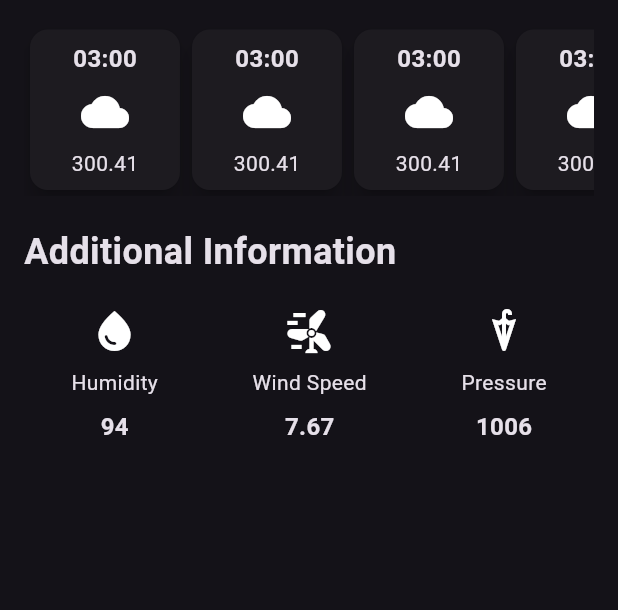
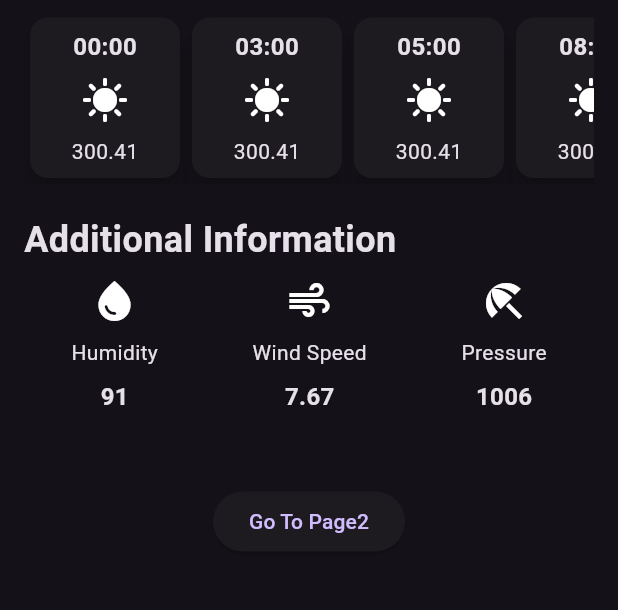
Before and after one commit to hmdlyeva/WeatherApp, a Flutter app: the screen it shows after launch, on a phone screen of 412 x 824 dp, the part 497-1107 px from its top. Run offline on Flutter 3.47's test engine with Material 3 defaults, Android fonts, the phone set to English and light mode, and no system bars; network calls fail.

```diff
--- /dev/null
+++ b/lib/additional_info_item.dart
@@ -0,0 +1,32 @@
+import 'package:flutter/material.dart';
+
+class AdditionalInfoItem extends StatelessWidget {
+  final IconData icon;
+  final String label;
+  final String value;
+  const AdditionalInfoItem({
+    super.key,
+    required this.icon,
+    required this.label,
+    required this.value,
+  });
+
+  @override
+  Widget build(BuildContext context) {
+    return Column(
+      children: [
+        Icon(
+          icon,
+          size: 32,
+        ),
+        SizedBox(height: 8),
+        Text(label),
+        SizedBox(height: 8),
+        Text(
+          value,
+          style: TextStyle(fontSize: 16, fontWeight: FontWeight.bold),
+        )
+      ],
+    );
+  }
+}
--- a/lib/hourly_forecast_item.dart
+++ b/lib/hourly_forecast_item.dart
@@ -1 +1,47 @@
 import 'package:flutter/material.dart';
+
+class HourlyForecastItem extends StatelessWidget {
+  final String time;
+  final String temperature;
+  // final IconData icon;
+  const HourlyForecastItem({
+    super.key,
+    required this.time,
+    required this.temperature,
+    // required this.icon
+  });
+
+  @override
+  Widget build(BuildContext context) {
+    return Card(
+      elevation: 6,
+      child: Container(
+        width: 100,
+        padding: const EdgeInsets.all(8.0),
+        decoration: BoxDecoration(borderRadius: BorderRadius.circular(12)),
+        child: Column(children: [
+          Text(
+            time,
+            style: const TextStyle(
+              fontSize: 16,
+              fontWeight: FontWeight.bold,
+            ),
+          ),
+          const SizedBox(
+            height: 8,
+          ),
+          const Icon(
+            Icons.sunny,
+            size: 32,
+          ),
+          const SizedBox(
+            height: 8,
+          ),
+          Text(
+            temperature,
+          ),
+        ]),
+      ),
+    );
+  }
+}
--- a/lib/main.dart
+++ b/lib/main.dart
@@ -1,4 +1,5 @@
 import 'package:flutter/material.dart';
+import 'package:weather_app/page2.dart';
 import 'package:weather_app/weather_screen.dart';
 
 void main() {
@@ -14,6 +15,10 @@ class MyApp extends StatelessWidget {
       theme: ThemeData.dark(useMaterial3: true),
       debugShowCheckedModeBanner: false,
       home: const WeatherScreen(),
+      routes: {
+        'homepage':(context) => const WeatherScreen(),
+        'page2':(context) =>  const Page2(),
+      }
     );
   }
 }
--- a/lib/weather_screen.dart
+++ b/lib/weather_screen.dart
@@ -1,10 +1,53 @@
+import 'dart:convert';
 import 'dart:ui';
-
+import 'package:http/http.dart' as http;
 // import 'package:flutter/foundation.dart';
 import 'package:flutter/material.dart';
+import 'package:weather_app/additional_info_item.dart';
+import 'package:weather_app/hourly_forecast_item.dart';
+// import 'package:weather_app/page2.dart';
 
-class WeatherScreen extends StatelessWidget {
+class WeatherScreen extends StatefulWidget {
   const WeatherScreen({super.key});
+
+  @override
+  State<WeatherScreen> createState() => _WeatherScreenState();
+}
+
+class _WeatherScreenState extends State<WeatherScreen> {
+  List datas = [];
+
+  @override
+  void initState() {
+    super.initState();
+    getCurrentWeather();
+  }
+
+  Future getCurrentWeather() async {
+    try {
+      final res = await http
+          .get(Uri.parse('https://userapideployda.onrender.com/users'));
+
+      final data = jsonDecode(res.body);
+
+      for (int i = 0; i < data.length; i++) {
+        datas.add(data[i]);
+      }
+
+      // if (data['name'] == 'hamida') {
+      //   print(data['name']);
+      // } else {
+      //   print('olmadi');
+      // }
+      // print(data[1]['name']);
+      // print(data[1]['surname']);
+      // print(data[1]['wishlist']);
+      // print(data.length);
+    } catch (e) {
+      throw e;
+    }
+    // print(res.body);
+  }
 
   @override
   Widget build(BuildContext context) {
@@ -23,7 +66,9 @@ class WeatherScreen extends StatelessWidget {
               icon: const Icon(Icons.refresh))
         ],
       ),
-      body: Padding(
+      body: SingleChildScrollView(
+        scrollDirection: Axis.vertical,
+        child: Padding(
           padding: const EdgeInsets.all(16.0),
           child: Column(
             crossAxisAlignment: CrossAxisAlignment.start,
@@ -87,16 +132,18 @@ class WeatherScreen extends StatelessWidget {
                   fontWeight: FontWeight.bold,
                 ),
               ),
-            const SizedBox(height: 16),
+              const SizedBox(height: 8),
               const SingleChildScrollView(
                 scrollDirection: Axis.horizontal,
                 child: Row(
                   children: [
-                  HourlyForecastItem(),
-                  HourlyForecastItem(),
-                  HourlyForecastItem(),
-                  HourlyForecastItem(),
-                  HourlyForecastItem(),
+                    HourlyForecastItem(time: '00:00', temperature: '300.41'),
+                    HourlyForecastItem(time: '03:00', temperature: '300.41'),
+                    HourlyForecastItem(time: '05:00', temperature: '300.41'),
+                    HourlyForecastItem(time: '08:00', temperature: '300.41'),
+                    HourlyForecastItem(time: '14:00', temperature: '300.41'),
+                    HourlyForecastItem(time: '18:00', temperature: '300.41'),
+                    HourlyForecastItem(time: '21:00', temperature: '300.41'),
                   ],
                 ),
               ),
@@ -111,107 +158,131 @@ class WeatherScreen extends StatelessWidget {
                   fontWeight: FontWeight.bold,
                 ),
               ),
-            const SizedBox(height: 20),
+              const SizedBox(height: 8),
 
               const Row(
                 mainAxisAlignment: MainAxisAlignment.spaceAround,
                 children: [
-                Column(
+                  AdditionalInfoItem(
+                    icon: Icons.water_drop,
+                    label: 'Humidity',
+                    value: '91',
+                  ),
+                  AdditionalInfoItem(
+                    icon: Icons.air,
+                    label: 'Wind Speed',
+                    value: '7.67',
+                  ),
+                  AdditionalInfoItem(
+                    icon: Icons.beach_access,
+                    label: 'Pressure',
+                    value: '1006',
+                  ),
+                ],
+              ),
+              const SizedBox(
+                height: 16,
+              ),
+
+              SingleChildScrollView(
+                scrollDirection: Axis.horizontal,
+                child: Row(
+                  children: datas.map((data) {
+                    return Card(
+                      elevation: 6,
+                      child: Container(
+                        width: 100,
+                        padding: const EdgeInsets.all(8.0),
+                        decoration: BoxDecoration(
+                          borderRadius: BorderRadius.circular(12),
+                        ),
+                        child: Column(
                           children: [
-                    Icon(
-                      Icons.water_drop,
-                      size: 32,
+                            Text(
+                              '${data['name']}',
+                              style: const TextStyle(
+                                fontSize: 16,
+                                fontWeight: FontWeight.bold,
+                              ),
                             ),
                             SizedBox(height: 8),
-                    Text('Humidity'),
+                            Text(
+                              '${data['surname']}',
+                              style: const TextStyle(
+                                fontSize: 16,
+                                fontWeight: FontWeight.bold,
+                              ),
+                              maxLines: 1,
+                              overflow: TextOverflow.ellipsis,
+                            ),
+                          ],
+                        ),
+                      ),
+                    );
+                  }).toList(),
+                ),
+              ),
+
+              const SizedBox(
+                height: 16,
+              ),
+
+              SingleChildScrollView(
+                scrollDirection: Axis.horizontal,
+                child: Row(
+                  children: datas.map((data) {
+                    return Card(
+                      elevation: 6,
+                      child: Container(
+                        width: 120,
+                        padding: const EdgeInsets.all(8.0),
+                        decoration: BoxDecoration(
+                          borderRadius: BorderRadius.circular(12),
+                        ),
+                        child: Column(
+                          children: [
+                            Text(
+                              '${data['password']}',
+                              style: const TextStyle(
+                                fontSize: 16,
+                                fontWeight: FontWeight.bold,
+                              ),
+                            ),
                             SizedBox(height: 8),
                             Text(
-                      '94',
-                      style:
-                          TextStyle(fontSize: 16, fontWeight: FontWeight.bold),
+                              '${data['username']}',
+                              style: const TextStyle(
+                                fontSize: 16,
+                                fontWeight: FontWeight.bold,
+                              ),
+                              maxLines: 1,
+                              overflow: TextOverflow.ellipsis,
+                            ),
+                          ],
+                        ),
+                      ),
+                    );
+                  }).toList(),
+                ),
+              ),
+
+              const SizedBox(
+                height: 16,
+              ),
+              Center(
+                child: ElevatedButton(
+                  child: const Text('Go To Page2'),
+                  onPressed: () {
+                    // Navigator.push(context,
+                    //     MaterialPageRoute(builder: (context) => Page2()));
+                    Navigator.pushNamed(context, 'page2');
+                  },
+                ),
               )
             ],
           ),
-                Column(
-                  children: [
-                    Icon(
-                      Icons.wind_power,
-                      size: 32,
-                    ),
-                     SizedBox(height: 8),
-                    Text('Wind Speed'),
-                     SizedBox(height: 8),
-                    Text(
-                      '7.67',
-                      style:
-                          TextStyle(fontSize: 16, fontWeight: FontWeight.bold),
-                    )
-                  ],
-                ),
-                Column(
-                  children: [
-                    Icon(
-                      Icons.umbrella,
-                      size: 32,
-                    ),
-                     SizedBox(height: 8),
-                    Text('Pressure'),
-                     SizedBox(height: 8),
-                    Text(
-                      '1006',
-                      style:
-                          TextStyle(fontSize: 16, fontWeight: FontWeight.bold),
-                    )
-                  ],
-                )
-              ],
-            )
-          ],
         ),
       ),
     );
   }
 }
-
-class HourlyForecastItem extends StatefulWidget {
-  const HourlyForecastItem({super.key});
-
-  @override
-  State<HourlyForecastItem> createState() => _HourlyForecastItemState();
-}
-
-class _HourlyForecastItemState extends State<HourlyForecastItem> {
-  @override
-  Widget build(BuildContext context) {
-    return Card(
-      elevation: 6,
-      child: Container(
-        width: 100,
-        padding: const EdgeInsets.all(8.0),
-        decoration: BoxDecoration(borderRadius: BorderRadius.circular(12)),
-        child: const Column(children: [
-          Text(
-            '03:00',
-            style: TextStyle(
-              fontSize: 16,
-              fontWeight: FontWeight.bold,
-            ),
-          ),
-          SizedBox(
-            height: 8,
-          ),
-          Icon(
-            Icons.cloud,
-            size: 32,
-          ),
-          SizedBox(
-            height: 8,
-          ),
-          Text(
-            '300.41',
-          ),
-        ]),
-      ),
-    );
-  }
-}
```
Also changed, not shown: lib/page2.dart (added, +24 -0 lines), pubspec.yaml (+3 -4 lines), pubspec.lock. Lines whose indentation alone changed are shown as unchanged.
